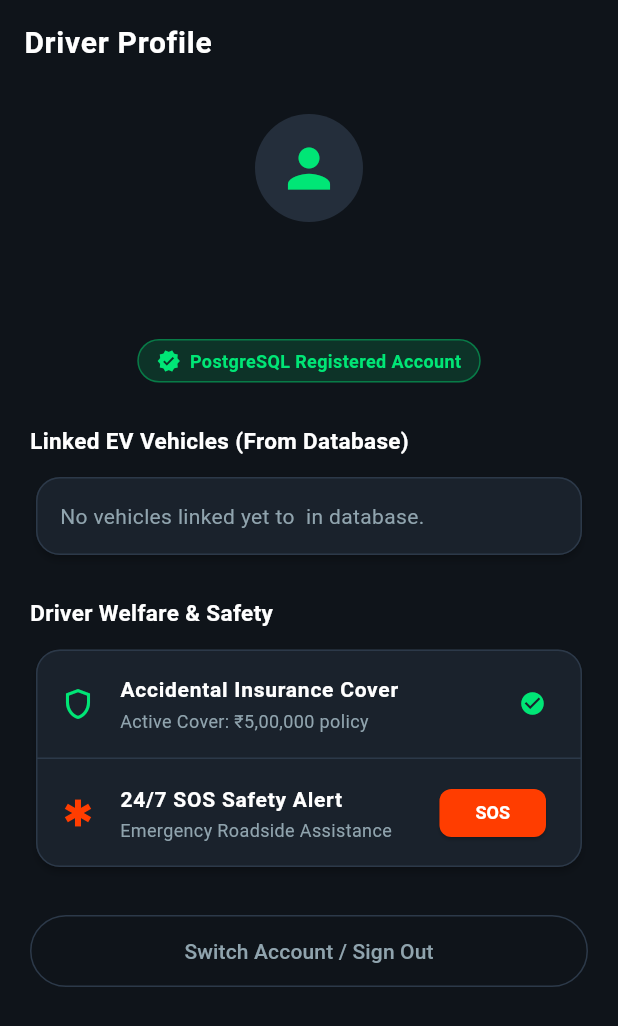
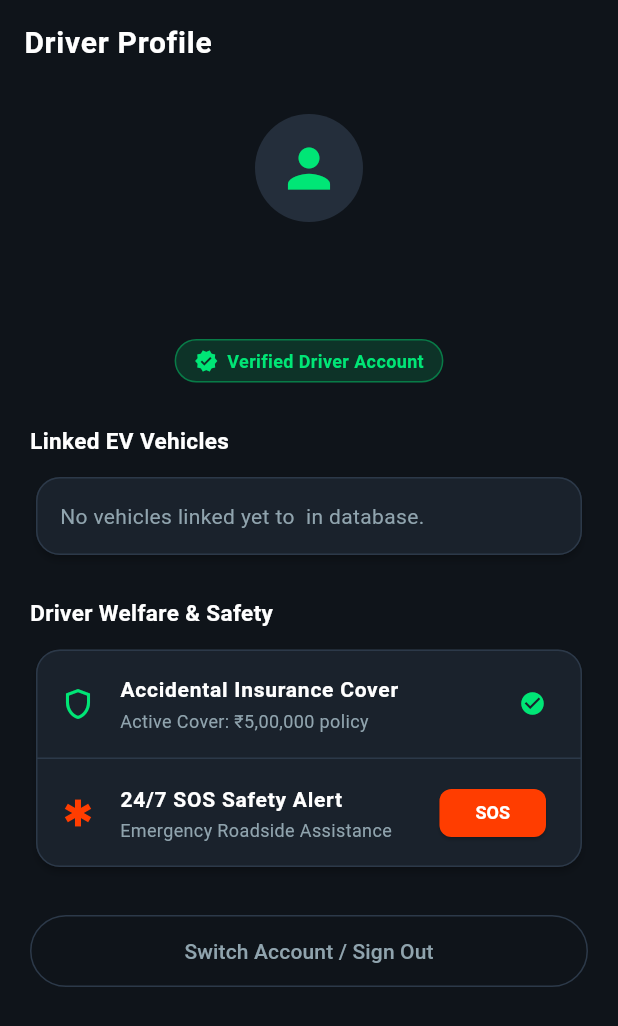
Before and after one commit to sambeetdas/charge-loop, a Flutter app: the ProfileScreen screen opened directly with empty values, on a phone screen of 412 x 824 dp. Shown: the top 1026 px of the screen. Run offline on Flutter 3.47's test engine with Material 3 defaults, Android fonts, the phone set to English and light mode, and no system bars; network calls fail.

Commit message:
style: remove technical database labels and replace PostgreSQL Live with clean Network Live indicator

```diff
--- a/mobile/lib/screens/auth_screen.dart
+++ b/mobile/lib/screens/auth_screen.dart
@@ -187,7 +187,7 @@ class _AuthScreenState extends State<AuthScreen> {
               const SizedBox(height: 20),
               const Center(
                 child: Text(
-                  'Connected to PostgreSQL Database',
+                  'ChargeLoop EV Battery Swapping Network',
                   style: TextStyle(fontSize: 12, color: AppColors.textSecondary),
                 ),
               ),
--- a/mobile/lib/screens/profile_screen.dart
+++ b/mobile/lib/screens/profile_screen.dart
@@ -85,7 +85,7 @@ class _ProfileScreenState extends State<ProfileScreen> {
                             Icon(Icons.verified, color: AppColors.neonGreen, size: 16),
                             SizedBox(width: 6),
                             Text(
-                              'PostgreSQL Registered Account',
+                              'Verified Driver Account',
                               style: TextStyle(color: AppColors.neonGreen, fontWeight: FontWeight.bold, fontSize: 12),
                             ),
                           ],
@@ -96,8 +96,8 @@ class _ProfileScreenState extends State<ProfileScreen> {
                 ),
                 const SizedBox(height: 28),
 
-                // Linked Vehicles from Database
-                const Text('Linked EV Vehicles (From Database)', style: TextStyle(fontWeight: FontWeight.bold, fontSize: 15, color: Colors.white)),
+                // Linked Vehicles
+                const Text('Linked EV Vehicles', style: TextStyle(fontWeight: FontWeight.bold, fontSize: 15, color: Colors.white)),
                 const SizedBox(height: 10),
                 if (vehicles.isEmpty)
                   Card(
--- a/mobile/lib/screens/swap_screen.dart
+++ b/mobile/lib/screens/swap_screen.dart
@@ -211,7 +211,7 @@ class _SwapScreenState extends State<SwapScreen> {
             ),
           ),
           const SizedBox(height: 24),
-          const Text('Select Station from Database', style: TextStyle(fontWeight: FontWeight.bold, fontSize: 14, color: Colors.white)),
+          const Text('Select Swapping Station', style: TextStyle(fontWeight: FontWeight.bold, fontSize: 14, color: Colors.white)),
           const SizedBox(height: 8),
           Container(
             padding: const EdgeInsets.symmetric(horizontal: 14),
@@ -313,7 +313,7 @@ class _SwapScreenState extends State<SwapScreen> {
           children: [
             CircularProgressIndicator(color: AppColors.neonGreen, strokeWidth: 3),
             SizedBox(height: 20),
-            Text('Validating with PostgreSQL DB (< 1.5s)...', style: TextStyle(fontSize: 17, fontWeight: FontWeight.bold, color: Colors.white)),
+            Text('Validating Station Handshake (< 1.5s)...', style: TextStyle(fontSize: 17, fontWeight: FontWeight.bold, color: Colors.white)),
           ],
         ),
       ),
@@ -375,7 +375,7 @@ class _SwapScreenState extends State<SwapScreen> {
         children: [
           const Icon(Icons.check_circle, color: AppColors.neonGreen, size: 72),
           const SizedBox(height: 16),
-          const Text('Swap Completed in PostgreSQL!', style: TextStyle(fontSize: 20, fontWeight: FontWeight.bold, color: Colors.white)),
+          const Text('Swap Completed Successfully!', style: TextStyle(fontSize: 20, fontWeight: FontWeight.bold, color: Colors.white)),
           const SizedBox(height: 6),
           Text('Duration: ${_secondsElapsed > 0 ? "$_secondsElapsed seconds" : "Completed"}', style: const TextStyle(color: AppColors.neonGreen, fontSize: 15, fontWeight: FontWeight.w600)),
           const SizedBox(height: 24),
```
Also changed, not shown: 1 other file.
